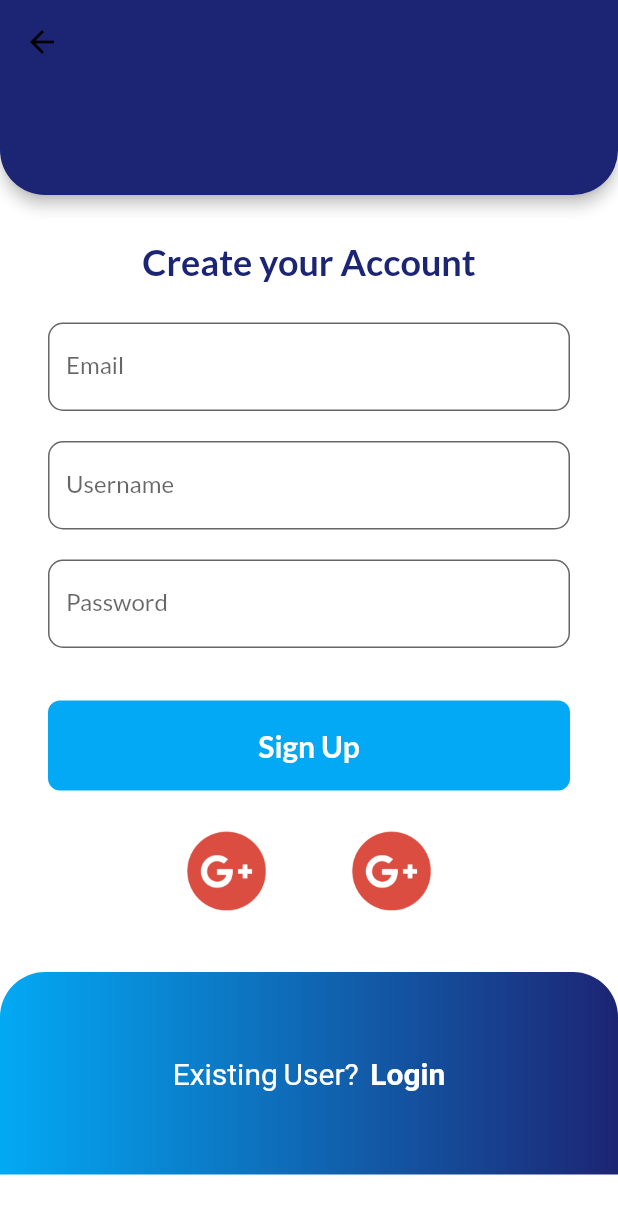
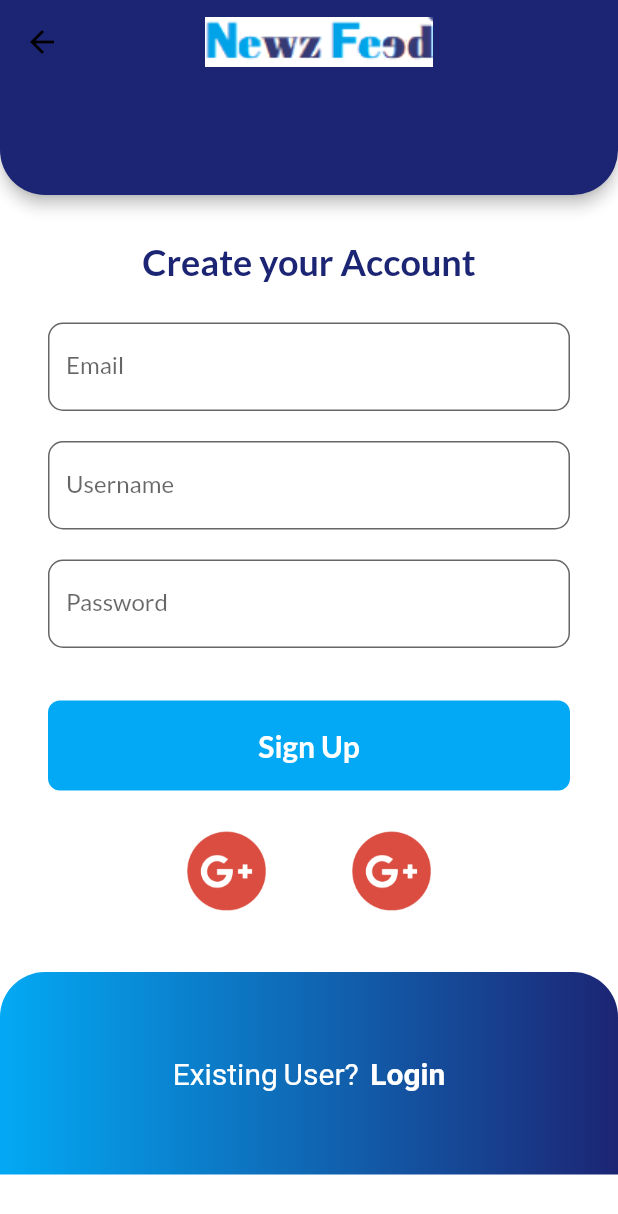
Before and after one commit to shubhgosalia/NewzFeed---Flutter-Project, a Flutter app: the screen it shows after launch, on a phone screen of 412 x 824 dp. Shown: the top 1214 px of the screen. Run offline on Flutter 3.47's test engine with Material 2 defaults, Android fonts, the phone set to English and light mode, and no system bars; our stand-ins replace google_fonts.

Commit message:
Updated the logo on Login and SignUp

```diff
--- a/flutter_application/lib/pages/login_page.dart
+++ b/flutter_application/lib/pages/login_page.dart
@@ -24,7 +24,8 @@
           preferredSize: Size.fromHeight(130.0), // here the desired height
           child: AppBar(
             centerTitle: true,
-            //title: Image.asset("assets/images/logo.png", fit: BoxFit.cover),
+            title: Image.asset("assets/images/newfeed_title.png",
+                fit: BoxFit.cover),
             backgroundColor: Color(0xff1C2574),
             shape: RoundedRectangleBorder(
               borderRadius: BorderRadius.vertical(
--- a/flutter_application/lib/pages/signup_page.dart
+++ b/flutter_application/lib/pages/signup_page.dart
@@ -27,7 +27,8 @@
             title: Container(
               child: Align(
                 alignment: Alignment(-0.25, 1),
-                //add image here,
+                child: Image.asset("assets/images/newfeed_title.png",
+                    fit: BoxFit.cover),
               ),
             ),
             backgroundColor: Color(0xff1C2574),
```
Also changed, not shown: flutter_application/assets/images/lo.png (added), flutter_application/assets/images/log.png (added), flutter_application/pubspec.lock.
